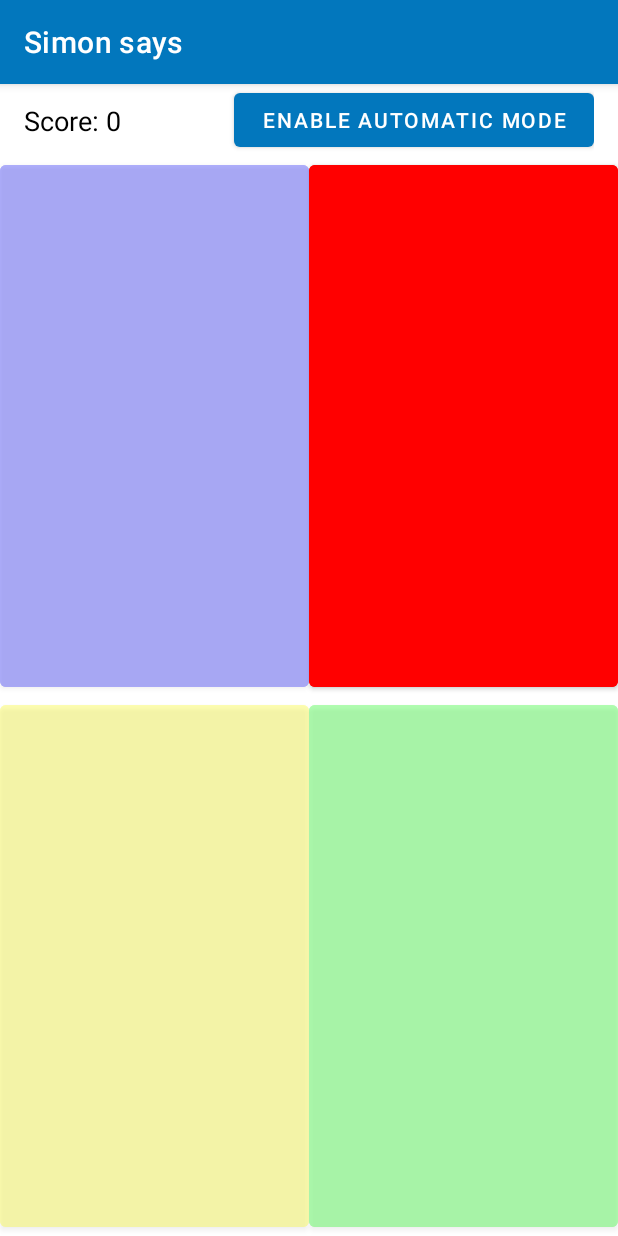
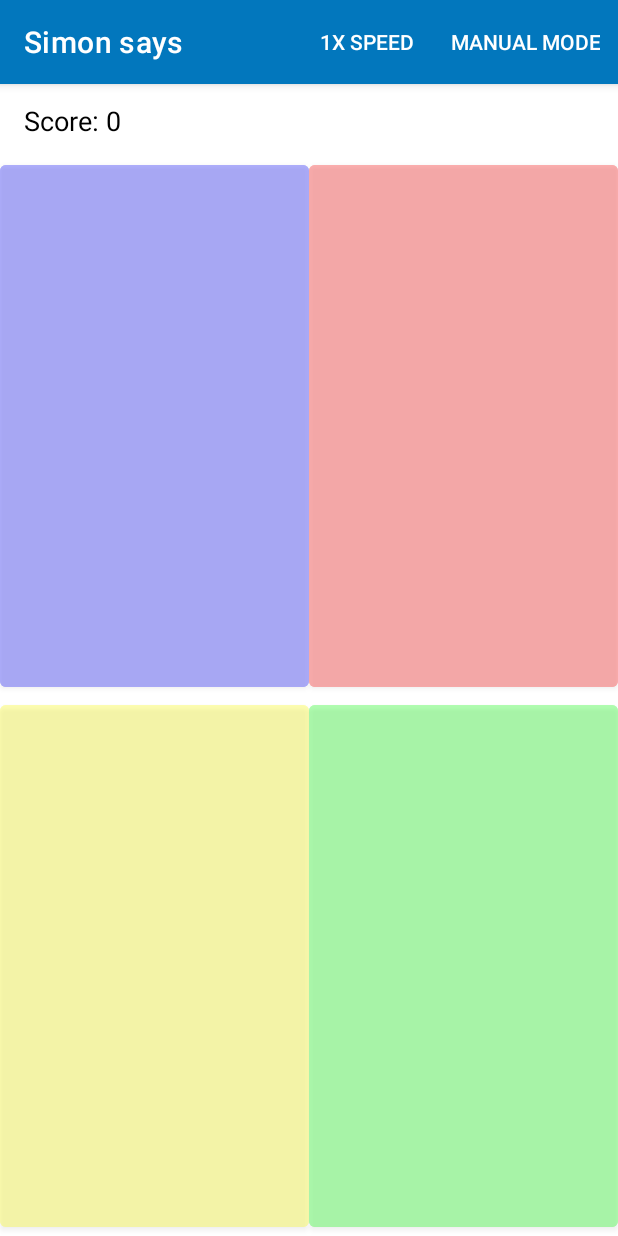
Before and after one commit to Stef1379/Simon-Says, an Android app: the GameActivity screen opened directly, with no data from a screen before it, on a phone screen of 412 x 824 dp. Run offline under Robolectric (Android 15) with nearby library versions, the phone set to English and light mode, and no system bars; our stand-ins replace AdMob; 1 statement that could not run was skipped.

Commit message:
Add speed & move mode to menu bar

```diff
--- a/app/src/main/java/com/example/simonsays/GameActivity.java
+++ b/app/src/main/java/com/example/simonsays/GameActivity.java
@@ -9,6 +9,9 @@ import android.os.Handler;
 import android.os.Looper;
 import android.util.DisplayMetrics;
 import android.view.Display;
+import android.view.Menu;
+import android.view.MenuInflater;
+import android.view.MenuItem;
 import android.view.View;
 import android.view.WindowManager;
 import android.widget.Button;
@@ -32,8 +35,12 @@ public class GameActivity extends AppCompatActivity {
 
     private static final Handler mainHandler = new Handler(Looper.getMainLooper());
     private static final Random random = new Random();
-    private static final long DELAY = 1200;
     private static final long AUTONOMOUS_DELAY = 600;
+    private static final int MIN_DURATION = 200;
+    private static final int MAX_DURATION = 800;
+    private static final int DELAY = 200;
+
+    private static int DURATION = MAX_DURATION;
     private static boolean AUTONOMOUS = false;
 
     private List<Button> buttons;
@@ -59,7 +66,6 @@ public class GameActivity extends AppCompatActivity {
         setContentView(R.layout.activity_game);
         getWindow().addFlags(WindowManager.LayoutParams.FLAG_KEEP_SCREEN_ON);
 
-        autonomousButton = findViewById(R.id.btn_autonomous);
         scoreText = findViewById(R.id.lbl_scoreText);
         adContainerView = findViewById(R.id.game_ad_container);
         loadBanner();
@@ -72,11 +78,37 @@ public class GameActivity extends AppCompatActivity {
         setupButtonsClickListener();
         setupSounds();
         addLightButton();
+    }
 
-        autonomousButton.setOnClickListener(_ -> {
-            toggleAutonomous();
+    @Override
+    public boolean onCreateOptionsMenu(Menu menu) {
+        MenuInflater inflater = getMenuInflater();
+        inflater.inflate(R.menu.game_menu, menu);
+        return true;
+    }
+
+    @Override
+    public boolean onOptionsItemSelected(@NonNull MenuItem item) {
+        if (item.getItemId() == R.id.action_toggle_speed) {
+            toggleGameSpeed();
+            toggleGameSpeedLabel(item);
+            return true;
+        }
+        if (item.getItemId() == R.id.action_toggle_mode) {
+            toggleAutonomous(item);
             if (buttons.stream().allMatch(View::hasOnClickListeners)) playGameAutonomous();
-        });
+            return true;
+        }
+        return super.onOptionsItemSelected(item);
+    }
+
+    private void toggleGameSpeed() {
+        DURATION = DURATION == MIN_DURATION ? MAX_DURATION : MIN_DURATION;
+    }
+
+    private void toggleGameSpeedLabel(MenuItem item) {
+        if (item.getTitle() == getString(R.string.speed_1_label)) item.setTitle(R.string.speed_2_label);
+        else item.setTitle(R.string.speed_1_label);
     }
 
     public static Display getDefaultDisplay(Context context) {
@@ -153,7 +185,7 @@ public class GameActivity extends AppCompatActivity {
     }
 
     private void resumeGame() {
-        if (AUTONOMOUS) toggleAutonomous();
+        if (AUTONOMOUS) toggleAutonomous(findViewById(R.id.action_toggle_mode));
         if (buttons.stream().noneMatch(View::hasOnClickListeners)) setupButtonsClickListener();
         startCycle(score);
     }
@@ -177,17 +209,17 @@ public class GameActivity extends AppCompatActivity {
     private void lightUpButtons() {
         setupButtonsClickListener();
 
-        long totalDelay = 0;
+        int totalDelay = 0;
         for (int i = 0; i < lightedButtons.size(); i++) {
             final Button lightedButton = lightedButtons.get(i);
-            totalDelay += DELAY;
-            mainHandler.postDelayed(() -> lightButton(lightedButton, 1000), totalDelay);
+            totalDelay += DURATION + DELAY;
+            mainHandler.postDelayed(() -> lightButton(lightedButton, DURATION), totalDelay);
         }
 
         mainHandler.postDelayed(() -> {
             setupButtonsClickListener();
             if (AUTONOMOUS) playGameAutonomous();
-        }, totalDelay + DELAY);
+        }, totalDelay + DURATION);
     }
 
     private void lightButton(Button button, int duration) {
@@ -287,8 +319,8 @@ public class GameActivity extends AppCompatActivity {
         lightedButtons.forEach(button -> mainHandler.postDelayed(button::performClick, AUTONOMOUS_DELAY));
     }
 
-    private void toggleAutonomous() {
+    private void toggleAutonomous(MenuItem item) {
         AUTONOMOUS = !AUTONOMOUS;
-        autonomousButton.setText(AUTONOMOUS ? R.string.disable_automatic_mode : R.string.enable_automatic_mode);
+        item.setTitle(AUTONOMOUS ? R.string.autonomous_mode : R.string.manual_mode);
     }
 }
--- a/app/src/main/res/layout/activity_game.xml
+++ b/app/src/main/res/layout/activity_game.xml
@@ -22,16 +22,6 @@
             android:textSize="18sp"
             android:textColor="@color/black"
             app:layout_constraintStart_toStartOf="parent"
-            app:layout_constraintTop_toTopOf="parent"
-            app:layout_constraintBottom_toBottomOf="parent" />
-
-        <Button
-            android:id="@+id/btn_autonomous"
-            android:minWidth="240dp"
-            android:layout_width="wrap_content"
-            android:layout_height="wrap_content"
-            android:text="@string/enable_automatic_mode"
-            app:layout_constraintEnd_toEndOf="parent"
             app:layout_constraintTop_toTopOf="parent"
             app:layout_constraintBottom_toBottomOf="parent" />
     </androidx.constraintlayout.widget.ConstraintLayout>
--- /dev/null
+++ b/app/src/main/res/menu/game_menu.xml
@@ -0,0 +1,12 @@
+<?xml version="1.0" encoding="utf-8"?>
+<menu xmlns:android="http://schemas.android.com/apk/res/android"
+    xmlns:app="http://schemas.android.com/apk/res-auto">
+    <item
+        android:id="@+id/action_toggle_speed"
+        android:title="@string/speed_1_label"
+        app:showAsAction="always" />
+    <item
+        android:id="@+id/action_toggle_mode"
+        android:title="@string/manual_mode"
+        app:showAsAction="ifRoom" />
+</menu>
--- a/app/src/main/res/values/strings.xml
+++ b/app/src/main/res/values/strings.xml
@@ -2,15 +2,21 @@
     <string name="app_name">Simon says</string>
     <string name="start_game_btn">Start Game</string>
     <string name="restart_game_btn">Restart Game</string>
+
     <string name="exit_game_btn">Exit Game</string>
     <string name="score_label">Score: %1$d</string>
     <string name="game_over_label">Game Over!</string>
     <string name="game_over_score_label">Your score was: %1$d</string>
     <string name="start_game_label">Simon Says</string>
+
     <string name="speakable_blue_button">Blue</string>
     <string name="speakable_red_button">Red</string>
     <string name="speakable_yellow_button">Yellow</string>
     <string name="speakable_green_button">Green</string>
-    <string name="enable_automatic_mode">Enable Automatic Mode</string>
-    <string name="disable_automatic_mode">Disable Automatic Mode</string>
+
+    <string name="speed_1_label">1x speed</string>
+    <string name="speed_2_label">2x speed</string>
+
+    <string name="manual_mode">Manual mode</string>
+    <string name="autonomous_mode">Automatic mode</string>
 </resources>
```
